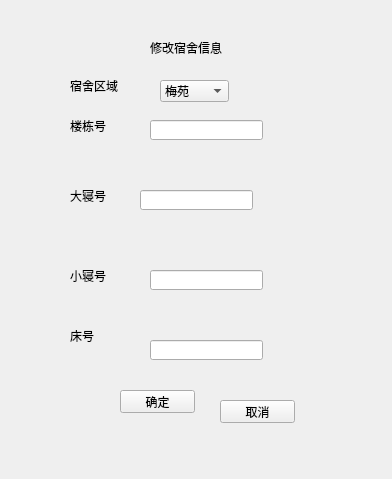
This is admin/admin_modifydormitory.ui in wo16pao/MS as Qt 5 draws it before an edit. The edited form follows.
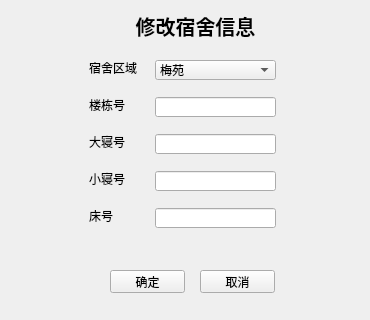
This is the edited form.

```diff
--- a/admin/admin_modifydormitory.ui
+++ b/admin/admin_modifydormitory.ui
@@ -6,128 +6,29 @@
    <rect>
     <x>0</x>
     <y>0</y>
-    <width>392</width>
-    <height>479</height>
+    <width>370</width>
+    <height>320</height>
    </rect>
   </property>
   <property name="windowTitle">
    <string>Form</string>
   </property>
-  <widget class="QLabel" name="label">
+  <widget class="QWidget" name="widget" native="true">
    <property name="geometry">
     <rect>
-     <x>150</x>
+     <x>80</x>
      <y>40</y>
-     <width>111</width>
-     <height>16</height>
+     <width>221</width>
+     <height>211</height>
     </rect>
    </property>
-   <property name="text">
-    <string>修改宿舍信息</string>
-   </property>
-  </widget>
-  <widget class="QLabel" name="label_3">
-   <property name="geometry">
-    <rect>
-     <x>70</x>
-     <y>190</y>
-     <width>54</width>
-     <height>12</height>
-    </rect>
-   </property>
-   <property name="text">
-    <string>大寝号</string>
-   </property>
-  </widget>
-  <widget class="QLabel" name="label_5">
-   <property name="geometry">
-    <rect>
-     <x>70</x>
-     <y>330</y>
-     <width>54</width>
-     <height>12</height>
-    </rect>
-   </property>
-   <property name="text">
-    <string>床号</string>
-   </property>
-  </widget>
-  <widget class="QLabel" name="label_result">
-   <property name="geometry">
-    <rect>
-     <x>60</x>
-     <y>400</y>
-     <width>54</width>
-     <height>12</height>
-    </rect>
-   </property>
-   <property name="text">
-    <string/>
-   </property>
-  </widget>
-  <widget class="QLineEdit" name="lineEdit">
-   <property name="geometry">
-    <rect>
-     <x>150</x>
-     <y>120</y>
-     <width>113</width>
-     <height>20</height>
-    </rect>
-   </property>
-  </widget>
-  <widget class="QLabel" name="label_4">
-   <property name="geometry">
-    <rect>
-     <x>70</x>
-     <y>270</y>
-     <width>54</width>
-     <height>12</height>
-    </rect>
-   </property>
-   <property name="text">
-    <string>小寝号</string>
-   </property>
-  </widget>
-  <widget class="QLineEdit" name="lineEdit_3">
-   <property name="geometry">
-    <rect>
-     <x>150</x>
-     <y>270</y>
-     <width>113</width>
-     <height>20</height>
-    </rect>
-   </property>
-  </widget>
-  <widget class="QLineEdit" name="lineEdit_4">
-   <property name="geometry">
-    <rect>
-     <x>150</x>
-     <y>340</y>
-     <width>113</width>
-     <height>20</height>
-    </rect>
-   </property>
-  </widget>
-  <widget class="QPushButton" name="pushButton_2">
-   <property name="geometry">
-    <rect>
-     <x>220</x>
-     <y>400</y>
-     <width>75</width>
-     <height>23</height>
-    </rect>
-   </property>
-   <property name="text">
-    <string>取消</string>
-   </property>
-  </widget>
   <widget class="QComboBox" name="comboBox">
    <property name="geometry">
     <rect>
-     <x>160</x>
-     <y>80</y>
-     <width>69</width>
-     <height>22</height>
+      <x>75</x>
+      <y>20</y>
+      <width>121</width>
+      <height>20</height>
     </rect>
    </property>
    <item>
@@ -176,53 +77,175 @@
     </property>
    </item>
   </widget>
-  <widget class="QPushButton" name="pushButton">
+   <widget class="QLabel" name="label_2">
    <property name="geometry">
     <rect>
-     <x>120</x>
-     <y>390</y>
-     <width>75</width>
-     <height>23</height>
+      <x>9</x>
+      <y>57</y>
+      <width>36</width>
+      <height>16</height>
     </rect>
    </property>
    <property name="text">
-    <string>确定</string>
+     <string>楼栋号</string>
+    </property>
+   </widget>
+   <widget class="QLineEdit" name="lineEdit_4">
+    <property name="geometry">
+     <rect>
+      <x>75</x>
+      <y>168</y>
+      <width>121</width>
+      <height>20</height>
+     </rect>
+    </property>
+   </widget>
+   <widget class="QLabel" name="label_4">
+    <property name="geometry">
+     <rect>
+      <x>9</x>
+      <y>131</y>
+      <width>36</width>
+      <height>16</height>
+     </rect>
+    </property>
+    <property name="text">
+     <string>小寝号</string>
+    </property>
+   </widget>
+   <widget class="QLineEdit" name="lineEdit">
+    <property name="geometry">
+     <rect>
+      <x>75</x>
+      <y>57</y>
+      <width>121</width>
+      <height>20</height>
+     </rect>
+    </property>
+   </widget>
+   <widget class="QLabel" name="label_3">
+    <property name="geometry">
+     <rect>
+      <x>9</x>
+      <y>94</y>
+      <width>36</width>
+      <height>16</height>
+     </rect>
+    </property>
+    <property name="text">
+     <string>大寝号</string>
    </property>
   </widget>
   <widget class="QLabel" name="label_6">
    <property name="geometry">
     <rect>
-     <x>70</x>
-     <y>80</y>
-     <width>54</width>
-     <height>12</height>
+      <x>9</x>
+      <y>20</y>
+      <width>48</width>
+      <height>16</height>
     </rect>
    </property>
    <property name="text">
     <string>宿舍区域</string>
    </property>
   </widget>
+   <widget class="QLabel" name="label_5">
+    <property name="geometry">
+     <rect>
+      <x>9</x>
+      <y>168</y>
+      <width>24</width>
+      <height>16</height>
+     </rect>
+    </property>
+    <property name="text">
+     <string>床号</string>
+    </property>
+   </widget>
+   <widget class="QLineEdit" name="lineEdit_3">
+    <property name="geometry">
+     <rect>
+      <x>75</x>
+      <y>131</y>
+      <width>121</width>
+      <height>20</height>
+     </rect>
+    </property>
+   </widget>
   <widget class="QLineEdit" name="lineEdit_2">
    <property name="geometry">
     <rect>
-     <x>140</x>
-     <y>190</y>
-     <width>113</width>
+      <x>75</x>
+      <y>94</y>
+      <width>121</width>
      <height>20</height>
     </rect>
    </property>
   </widget>
-  <widget class="QLabel" name="label_2">
+  </widget>
+  <widget class="QPushButton" name="pushButton_2">
    <property name="geometry">
     <rect>
-     <x>70</x>
-     <y>120</y>
-     <width>54</width>
-     <height>12</height>
+     <x>200</x>
+     <y>270</y>
+     <width>75</width>
+     <height>23</height>
     </rect>
    </property>
    <property name="text">
-    <string>楼栋号</string>
+    <string>取消</string>
+   </property>
+  </widget>
+  <widget class="QLabel" name="label_result">
+   <property name="geometry">
+    <rect>
+     <x>20</x>
+     <y>270</y>
+     <width>81</width>
+     <height>21</height>
+    </rect>
+   </property>
+   <property name="text">
+    <string/>
+   </property>
+   <property name="alignment">
+    <set>Qt::AlignRight|Qt::AlignTrailing|Qt::AlignVCenter</set>
+   </property>
+  </widget>
+  <widget class="QPushButton" name="pushButton">
+   <property name="geometry">
+    <rect>
+     <x>110</x>
+     <y>270</y>
+     <width>75</width>
+     <height>23</height>
+    </rect>
+   </property>
+   <property name="text">
+    <string>确定</string>
+   </property>
+  </widget>
+  <widget class="QLabel" name="label">
+   <property name="geometry">
+    <rect>
+     <x>120</x>
+     <y>10</y>
+     <width>151</width>
+     <height>31</height>
+    </rect>
+   </property>
+   <property name="font">
+    <font>
+     <pointsize>15</pointsize>
+     <weight>75</weight>
+     <bold>true</bold>
+    </font>
+   </property>
+   <property name="text">
+    <string>修改宿舍信息</string>
+   </property>
+   <property name="alignment">
+    <set>Qt::AlignCenter</set>
    </property>
   </widget>
  </widget>
```
Lines whose indentation alone changed are shown as unchanged.
